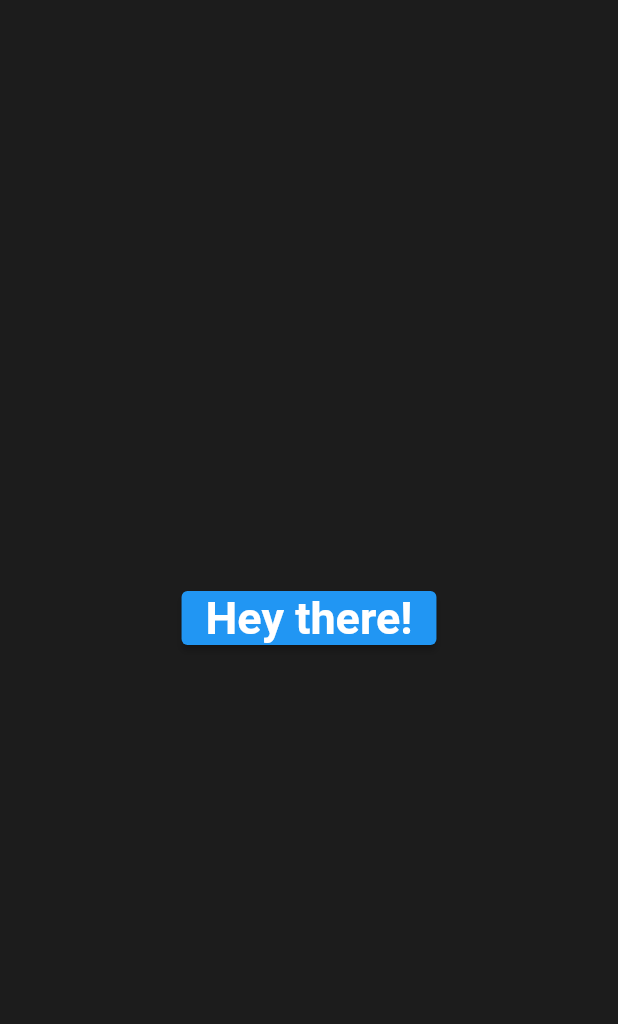
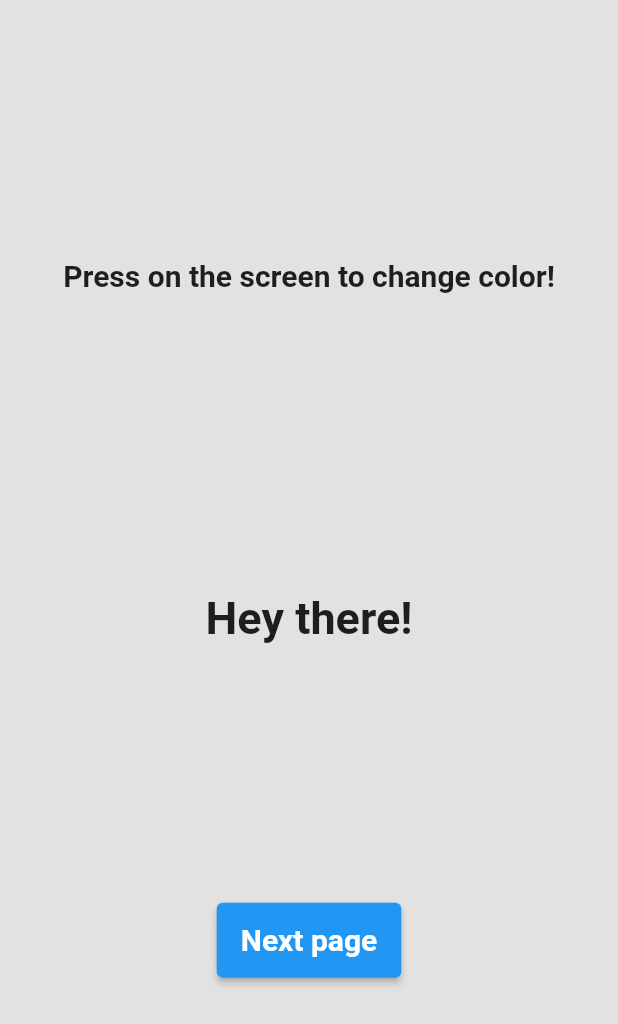
Before and after one commit to Merculiar/flutter_app, a Flutter app: the screen it shows after launch, on a phone screen of 412 x 824 dp. Shown: the top 1024 px of the screen. Run offline on Flutter 3.47's test engine with Material 2 defaults, Android fonts, the phone set to English and light mode, and no system bars.

Commit message:
Changed color generator,some layout

```diff
--- a/lib/main.dart
+++ b/lib/main.dart
@@ -16,21 +16,22 @@ class MyApp extends StatefulWidget {
 
 class _MyAppState extends State<MyApp> {
   final Random random = Random();
-  Color color = Color.fromRGBO(
-      Random().nextInt(256), Random().nextInt(256), Random().nextInt(256), 1.0);
+  Color color = Color.fromARGB(Random().nextInt(256), Random().nextInt(256),
+      Random().nextInt(256), Random().nextInt(256));
   @override
   Widget build(BuildContext context) {
     return Scaffold(
       body: GestureDetector(
         onTap: () {
           setState(() {
+            int alpha = random.nextInt(256);
             int red = random.nextInt(256);
             int green = random.nextInt(256);
             int blue = random.nextInt(256);
             print("Red is $red");
             print("Green is $green");
             print("Blue is $blue");
-            color = Color.fromRGBO(red, green, blue, 1.0);
+            color = Color.fromARGB(alpha, red, green, blue);
           });
           print('You have changed color!');
           print('Color is now $color');
@@ -38,18 +39,41 @@ class _MyAppState extends State<MyApp> {
         child: SizedBox.expand(
           child: Container(
             color: color,
-            child: Center(
+            child: Column(
+              crossAxisAlignment: CrossAxisAlignment.center,
+              mainAxisAlignment: MainAxisAlignment.spaceEvenly,
+              children: [
+                SizedBox(
+                    height: 50,
+                    child: Text('Press on the screen to change color!',
+                        textDirection: TextDirection.ltr,
+                        textAlign: TextAlign.center,
+                        style: TextStyle(
+                          fontSize: 20,
+                          fontWeight: FontWeight.bold,
+                        ))),
+                Text(
+                  'Hey there!',
+                  style: TextStyle(
+                    fontSize: 30,
+                    fontWeight: FontWeight.bold,
+                  ),
+                ),
+                SizedBox(
+                  height: 50,
                   child: ElevatedButton(
                       onPressed: () {
                         Navigator.pushNamed(context, '/second');
                       },
-                  child: Text('Hey there!',
+                      child: Text('Next page',
                           textDirection: TextDirection.ltr,
                           textAlign: TextAlign.center,
                           style: TextStyle(
-                        fontSize: 30,
+                            fontSize: 20,
                             fontWeight: FontWeight.bold,
                           ))),
+                )
+              ],
             ),
           ),
         ),
@@ -79,7 +103,7 @@ class SecondPage extends StatelessWidget {
                   textDirection: TextDirection.ltr,
                   textAlign: TextAlign.center,
                   style: TextStyle(
-                    fontSize: 24,
+                    fontSize: 20,
                     fontWeight: FontWeight.bold,
                   )),
               //text2
@@ -87,7 +111,7 @@ class SecondPage extends StatelessWidget {
                   textDirection: TextDirection.ltr,
                   textAlign: TextAlign.center,
                   style: TextStyle(
-                    fontSize: 24,
+                    fontSize: 20,
                     fontWeight: FontWeight.bold,
                   )),
               //button
```
Lines whose indentation alone changed are shown as unchanged.
